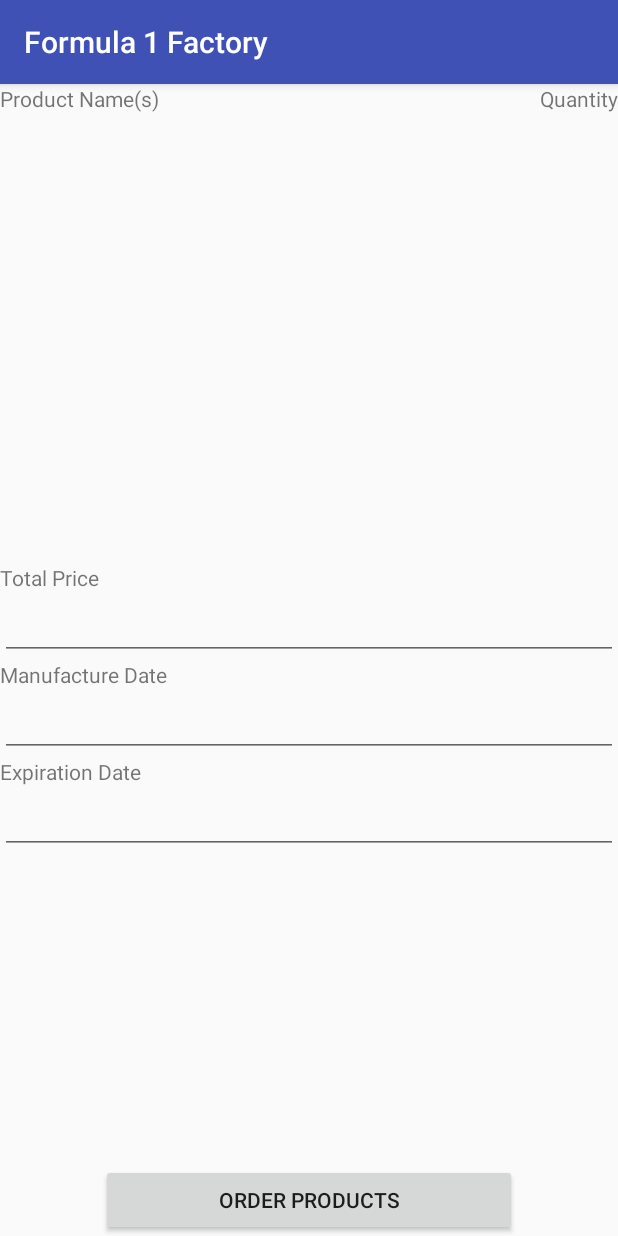
After one commit to noowy/f1-factory-datahub, an Android app: the OpenCartActivity screen opened directly, with no data from a screen before it, on a phone screen of 412 x 824 dp. The commit adds this screen. Run offline under Robolectric (Android 15) with nearby library versions, the phone set to English and light mode, and no system bars.

Commit message:
added open cart activity (not ready yet)

```diff
--- a/app/src/main/AndroidManifest.xml
+++ b/app/src/main/AndroidManifest.xml
@@ -29,7 +29,8 @@
         <activity android:name=".OpenComponentActivity" />
         <activity android:name=".OpenRouteActivity" />
         <activity android:name=".OpenWorkstationActivity" />
-        <activity android:name=".OpenProductActivity"></activity>
+        <activity android:name=".OpenProductActivity" />
+        <activity android:name=".OpenCartActivity"></activity>
     </application>
 
 </manifest>
--- a/app/src/main/java/com/formula1_factory/MarketOrdersActivity.java
+++ b/app/src/main/java/com/formula1_factory/MarketOrdersActivity.java
@@ -92,7 +92,7 @@ public class MarketOrdersActivity extends AppCompatActivity
 						"SELECT MarketOrder.ID, name, order_date " +
 								"FROM MarketOrder JOIN Client " +
 								"ON MarketOrder.client_id=Client.ID " +
-								"ORDER BY name;");
+								"ORDER BY order_date DESC;");
 
 				for (int i = 0; i < jsonMarketOrders.length(); i++)
 					marketOrdersList.add(dataManager.jsonToHashMap(
--- /dev/null
+++ b/app/src/main/java/com/formula1_factory/OpenCartActivity.java
@@ -0,0 +1,15 @@
+package com.formula1_factory;
+
+import android.support.v7.app.AppCompatActivity;
+import android.os.Bundle;
+
+public class OpenCartActivity extends AppCompatActivity
+{
+
+	@Override
+	protected void onCreate(Bundle savedInstanceState)
+	{
+		super.onCreate(savedInstanceState);
+		setContentView(R.layout.activity_open_cart);
+	}
+}
--- /dev/null
+++ b/app/src/main/res/layout/activity_open_cart.xml
@@ -0,0 +1,94 @@
+<?xml version="1.0" encoding="utf-8"?>
+<RelativeLayout xmlns:android="http://schemas.android.com/apk/res/android"
+    xmlns:app="http://schemas.android.com/apk/res-auto"
+    xmlns:tools="http://schemas.android.com/tools"
+    android:layout_width="match_parent"
+    android:layout_height="match_parent"
+    tools:context=".OpenCartActivity">
+
+    <ListView
+        android:id="@+id/products_list"
+        android:layout_width="match_parent"
+        android:layout_height="300dp"
+        android:layout_alignParentStart="true"
+        android:layout_below="@+id/product_name_textview" />
+
+    <TextView
+        android:id="@+id/product_name_textview"
+        android:layout_width="wrap_content"
+        android:layout_height="wrap_content"
+        android:layout_alignParentStart="true"
+        android:layout_alignParentTop="true"
+        android:text="@string/product_name_textview" />
+
+    <TextView
+        android:id="@+id/quantity_textview"
+        android:layout_width="wrap_content"
+        android:layout_height="wrap_content"
+        android:layout_alignParentEnd="true"
+        android:layout_alignParentTop="true"
+        android:text="@string/quantity_textview" />
+
+    <TextView
+        android:id="@+id/total_price_textview"
+        android:layout_width="wrap_content"
+        android:layout_height="wrap_content"
+        android:layout_alignParentStart="true"
+        android:layout_below="@+id/products_list"
+        android:text="@string/total_price" />
+
+    <EditText
+        android:id="@+id/total_price_field"
+        android:layout_width="match_parent"
+        android:layout_height="wrap_content"
+        android:layout_alignParentStart="true"
+        android:layout_below="@+id/total_price_textview"
+        android:ems="10"
+        style="@style/NotEditable" />
+
+    <TextView
+        android:id="@+id/manufacture_date_textview"
+        android:layout_width="wrap_content"
+        android:layout_height="wrap_content"
+        android:layout_alignParentStart="true"
+        android:layout_below="@+id/total_price_field"
+        android:text="@string/manufacture_date"
+         />
+
+    <EditText
+        android:id="@+id/manufacture_date_field"
+        android:layout_width="match_parent"
+        android:layout_height="wrap_content"
+        android:layout_alignParentStart="true"
+        android:layout_below="@+id/manufacture_date_textview"
+        style="@style/NotEditable"
+        android:ems="10"
+         />
+
+    <TextView
+        android:id="@+id/expiration_date_textview"
+        android:layout_width="wrap_content"
+        android:layout_height="wrap_content"
+        android:layout_alignParentStart="true"
+        android:layout_below="@+id/manufacture_date_field"
+        android:text="@string/expiration_date"
+         />
+
+    <EditText
+        android:id="@+id/expiration_date_field"
+        android:layout_width="match_parent"
+        android:layout_height="wrap_content"
+        android:layout_alignParentStart="true"
+        android:layout_below="@+id/expiration_date_textview"
+        style="@style/NotEditable"
+        android:ems="10"
+         />
+
+    <Button
+        android:id="@+id/order_button"
+        android:layout_width="277dp"
+        android:layout_height="wrap_content"
+        android:layout_alignParentBottom="true"
+        android:layout_centerHorizontal="true"
+        android:text="@string/order_products" />
+</RelativeLayout>
--- a/app/src/main/res/values/strings.xml
+++ b/app/src/main/res/values/strings.xml
@@ -46,4 +46,5 @@
     <string name="go_to_cart">Open Cart</string>
     <string name="product_id">Product ID</string>
     <string name="add_to_cart">Add to Cart</string>
+    <string name="total_price">Total Price</string>
 </resources>
```
